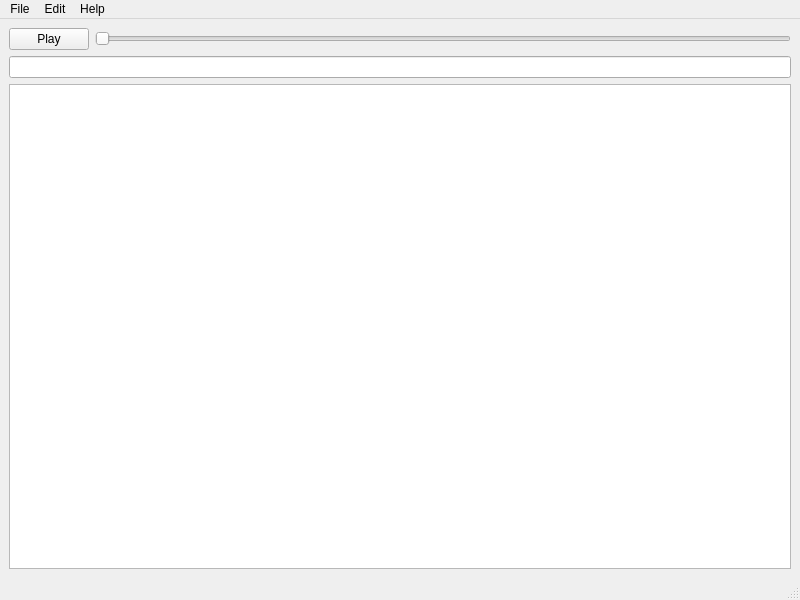
Qt form Waves/forms/main_window.ui (DinoZAR/Waves) before a commit.
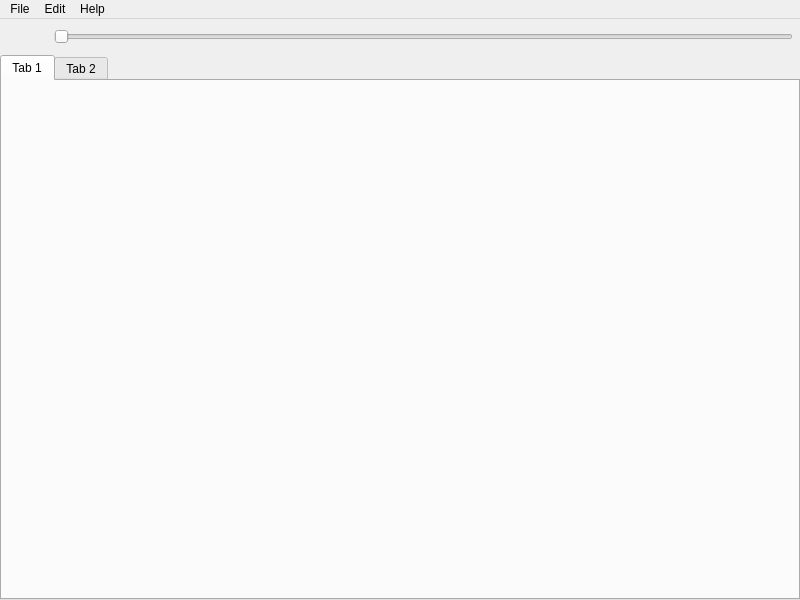
The same form after that commit. Icons and pictures are not drawn.

```diff
--- a/Waves/forms/main_window.ui
+++ b/Waves/forms/main_window.ui
@@ -15,12 +15,37 @@
   </property>
   <widget class="QWidget" name="centralwidget">
    <layout class="QVBoxLayout" name="verticalLayout">
+    <property name="spacing">
+     <number>0</number>
+    </property>
+    <property name="margin">
+     <number>0</number>
+    </property>
     <item>
      <layout class="QHBoxLayout" name="horizontalLayout">
+      <property name="spacing">
+       <number>7</number>
+      </property>
+      <property name="margin">
+       <number>7</number>
+      </property>
       <item>
        <widget class="QPushButton" name="pushButton">
         <property name="text">
-         <string>Play</string>
+         <string/>
+        </property>
+        <property name="icon">
+         <iconset resource="resource.qrc">
+          <normaloff>:/icons/Media-Play-48.png</normaloff>:/icons/Media-Play-48.png</iconset>
+        </property>
+        <property name="iconSize">
+         <size>
+          <width>32</width>
+          <height>32</height>
+         </size>
+        </property>
+        <property name="flat">
+         <bool>true</bool>
         </property>
        </widget>
       </item>
@@ -34,10 +59,21 @@
      </layout>
     </item>
     <item>
-     <widget class="QLineEdit" name="lineEdit"/>
-    </item>
-    <item>
-     <widget class="QGraphicsView" name="graphicsView"/>
+     <widget class="QTabWidget" name="tabWidget">
+      <property name="currentIndex">
+       <number>0</number>
+      </property>
+      <widget class="QWidget" name="tab">
+       <attribute name="title">
+        <string>Tab 1</string>
+       </attribute>
+      </widget>
+      <widget class="QWidget" name="tab_2">
+       <attribute name="title">
+        <string>Tab 2</string>
+       </attribute>
+      </widget>
+     </widget>
     </item>
    </layout>
   </widget>
@@ -82,7 +118,6 @@
    <addaction name="menuEdit"/>
    <addaction name="menuHelp"/>
   </widget>
-  <widget class="QStatusBar" name="statusbar"/>
   <action name="actionNew">
    <property name="text">
     <string>New</string>
```
Left out of the diff: 4 changed lines with no effect on the pictures.
